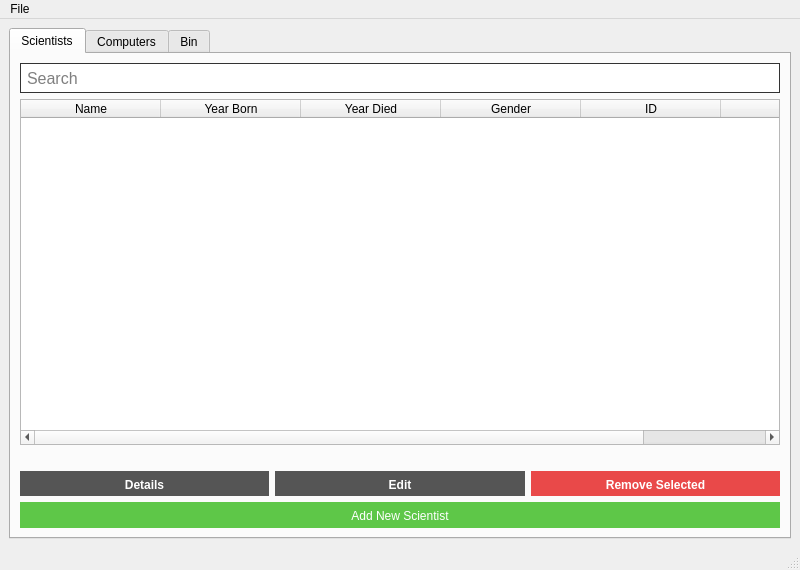
birkirk/vln1-35, file VL1-project/mainwindow.ui: the form before one commit.
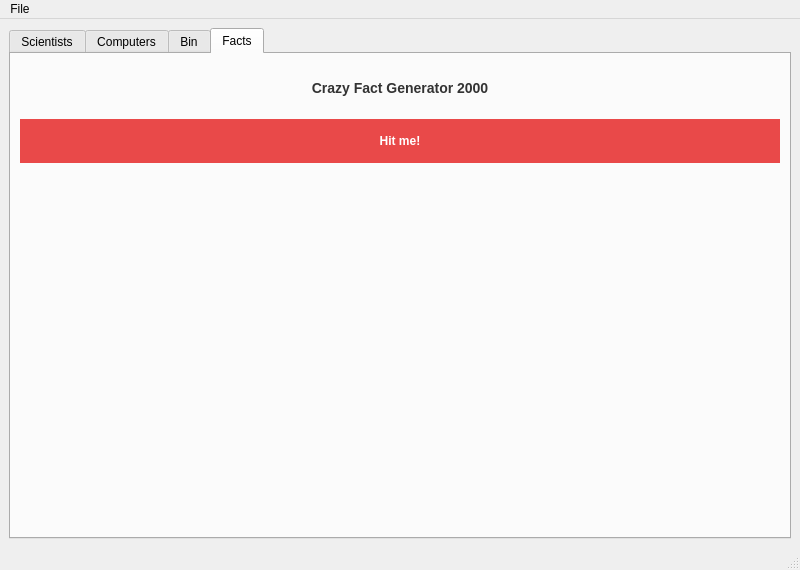
The form after the commit. The open tabs and pages were chosen to show the change. Icons and pictures are not drawn.

Commit message: added facts, edited window names, commented little

Diff of the .ui file:
```diff
--- a/VL1-project/mainwindow.ui
+++ b/VL1-project/mainwindow.ui
@@ -992,6 +992,75 @@
         </item>
        </layout>
       </widget>
+      <widget class="QWidget" name="tab_facts">
+       <attribute name="title">
+        <string>Facts</string>
+       </attribute>
+       <layout class="QVBoxLayout" name="verticalLayout_9">
+        <item>
+         <layout class="QVBoxLayout" name="verticalLayout_8">
+          <item>
+           <widget class="QLabel" name="label">
+            <property name="maximumSize">
+             <size>
+              <width>16777215</width>
+              <height>50</height>
+             </size>
+            </property>
+            <property name="font">
+             <font>
+              <family>Helvetica</family>
+             </font>
+            </property>
+            <property name="styleSheet">
+             <string notr="true">color: #333;</string>
+            </property>
+            <property name="text">
+             <string>&lt;h3&gt;Crazy Fact Generator 2000&lt;/h3&gt;</string>
+            </property>
+            <property name="alignment">
+             <set>Qt::AlignCenter</set>
+            </property>
+           </widget>
+          </item>
+          <item>
+           <widget class="QPushButton" name="button_facts">
+            <property name="cursor">
+             <cursorShape>PointingHandCursor</cursorShape>
+            </property>
+            <property name="styleSheet">
+             <string notr="true">border: 0px solid #333;
+padding: 15px;
+background-color: #E94949;
+color: #fff;
+font-weight: bold;
+font: 25 15pt &quot;Helvetica&quot;;</string>
+            </property>
+            <property name="text">
+             <string>Hit me!</string>
+            </property>
+           </widget>
+          </item>
+          <item>
+           <widget class="QLabel" name="label_facts">
+            <property name="font">
+             <font>
+              <family>Helvetica</family>
+              <pointsize>18</pointsize>
+             </font>
+            </property>
+            <property name="text">
+             <string/>
+            </property>
+            <property name="alignment">
+             <set>Qt::AlignCenter</set>
+            </property>
+           </widget>
+          </item>
+         </layout>
+        </item>
+       </layout>
+      </widget>
      </widget>
     </item>
    </layout>
```
Left out of the diff: 2 changed lines with no effect on the pictures. The commit also changes 8 other files.
